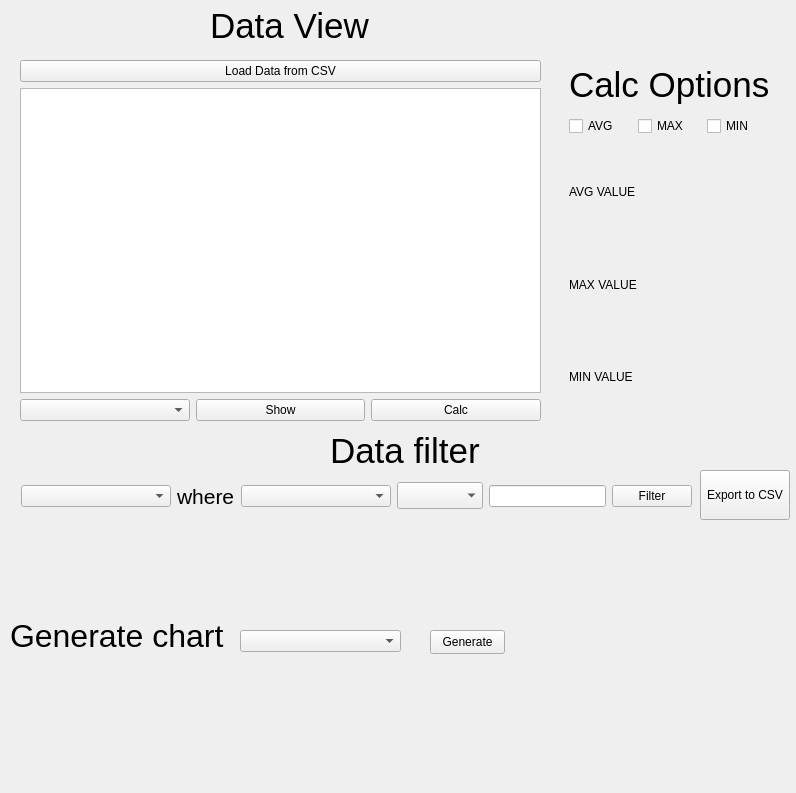
The window that Qt_Designer/mainwindow.ui (bb305496/CSV_Weather_Dashboard) describes before a commit, drawn with Qt 5.
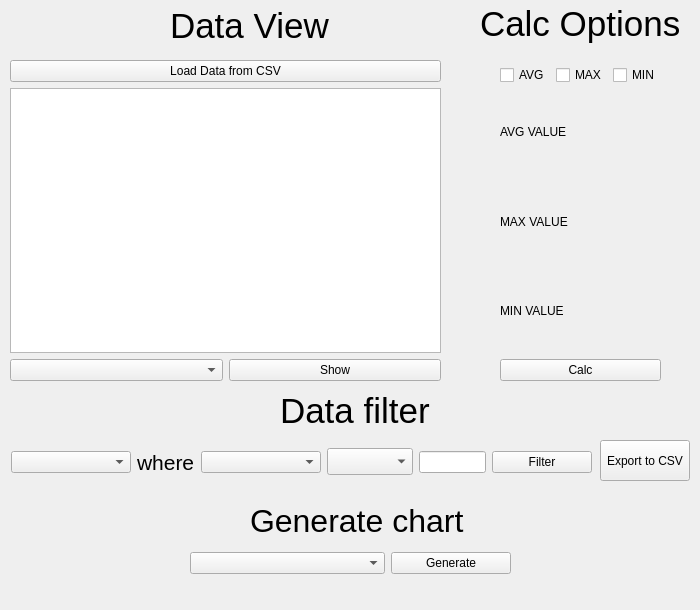
The same window after the commit.

The edit to the form file:
```diff
--- a/Qt_Designer/mainwindow.ui
+++ b/Qt_Designer/mainwindow.ui
@@ -6,10 +6,22 @@
    <rect>
     <x>0</x>
     <y>0</y>
-    <width>796</width>
-    <height>793</height>
+    <width>700</width>
+    <height>610</height>
    </rect>
   </property>
+  <property name="minimumSize">
+   <size>
+    <width>700</width>
+    <height>610</height>
+   </size>
+  </property>
+  <property name="maximumSize">
+   <size>
+    <width>700</width>
+    <height>610</height>
+   </size>
+  </property>
   <property name="windowTitle">
    <string>MainWindow</string>
   </property>
@@ -17,10 +29,10 @@
    <widget class="QWidget" name="layoutWidget">
     <property name="geometry">
      <rect>
-      <x>20</x>
+      <x>10</x>
       <y>60</y>
-      <width>521</width>
-      <height>361</height>
+      <width>431</width>
+      <height>321</height>
      </rect>
     </property>
     <layout class="QVBoxLayout" name="verticalLayout_2">
@@ -54,122 +66,17 @@
          </property>
         </widget>
        </item>
-       <item>
-        <widget class="QPushButton" name="calcButton">
-         <property name="text">
-          <string>Calc</string>
-         </property>
-        </widget>
-       </item>
       </layout>
      </item>
     </layout>
    </widget>
-   <widget class="QWidget" name="layoutWidget">
-    <property name="geometry">
-     <rect>
-      <x>569</x>
-      <y>59</y>
-      <width>201</width>
-      <height>77</height>
-     </rect>
-    </property>
-    <layout class="QVBoxLayout" name="verticalLayout_3">
-     <item>
-      <widget class="QLabel" name="calcOption">
-       <property name="enabled">
-        <bool>true</bool>
-       </property>
-       <property name="font">
-        <font>
-         <pointsize>26</pointsize>
-        </font>
-       </property>
-       <property name="text">
-        <string>Calc Options</string>
-       </property>
-       <property name="textFormat">
-        <enum>Qt::TextFormat::AutoText</enum>
-       </property>
-      </widget>
-     </item>
-     <item>
-      <layout class="QHBoxLayout" name="horizontalLayout_2">
-       <item>
-        <widget class="QCheckBox" name="AVGCheckBox">
-         <property name="text">
-          <string>AVG</string>
-         </property>
-        </widget>
-       </item>
-       <item>
-        <widget class="QCheckBox" name="MAXCheckBox">
-         <property name="text">
-          <string>MAX</string>
-         </property>
-        </widget>
-       </item>
-       <item>
-        <widget class="QCheckBox" name="MINCheckBox">
-         <property name="text">
-          <string>MIN</string>
-         </property>
-        </widget>
-       </item>
-      </layout>
-     </item>
-    </layout>
-   </widget>
-   <widget class="QWidget" name="layoutWidget">
-    <property name="geometry">
-     <rect>
-      <x>569</x>
-      <y>149</y>
-      <width>201</width>
-      <height>271</height>
-     </rect>
-    </property>
-    <layout class="QVBoxLayout" name="verticalLayout_4">
-     <item>
-      <widget class="QLabel" name="label">
-       <property name="text">
-        <string>AVG VALUE</string>
-       </property>
-      </widget>
-     </item>
-     <item>
-      <widget class="QLabel" name="label_2">
-       <property name="text">
-        <string>MAX VALUE</string>
-       </property>
-      </widget>
-     </item>
-     <item>
-      <widget class="QLabel" name="label_3">
-       <property name="text">
-        <string>MIN VALUE</string>
-       </property>
-      </widget>
-     </item>
-    </layout>
-   </widget>
-   <widget class="QComboBox" name="comboBox_2">
-    <property name="geometry">
-     <rect>
-      <x>240</x>
-      <y>630</y>
-      <width>161</width>
-      <height>22</height>
-     </rect>
-    </property>
-   </widget>
    <widget class="QLabel" name="label_4">
     <property name="geometry">
      <rect>
-      <x>10</x>
-      <y>590</y>
+      <x>250</x>
+      <y>500</y>
       <width>221</width>
-      <height>91</height>
+      <height>41</height>
      </rect>
     </property>
     <property name="font">
@@ -181,24 +88,11 @@
      <string>Generate chart</string>
     </property>
    </widget>
-   <widget class="QPushButton" name="generateButton">
-    <property name="geometry">
-     <rect>
-      <x>430</x>
-      <y>630</y>
-      <width>75</width>
-      <height>24</height>
-     </rect>
-    </property>
-    <property name="text">
-     <string>Generate</string>
-    </property>
-   </widget>
    <widget class="QLabel" name="label_6">
     <property name="geometry">
      <rect>
-      <x>330</x>
-      <y>430</y>
+      <x>280</x>
+      <y>390</y>
       <width>161</width>
       <height>41</height>
      </rect>
@@ -215,7 +109,7 @@
    <widget class="QLabel" name="label_7">
     <property name="geometry">
      <rect>
-      <x>210</x>
+      <x>170</x>
       <y>10</y>
       <width>161</width>
       <height>31</height>
@@ -233,10 +127,10 @@
    <widget class="QPushButton" name="exportCSVButton">
     <property name="geometry">
      <rect>
-      <x>700</x>
-      <y>470</y>
+      <x>600</x>
+      <y>440</y>
       <width>90</width>
-      <height>50</height>
+      <height>41</height>
      </rect>
     </property>
     <property name="minimumSize">
@@ -258,10 +152,10 @@
    <widget class="QWidget" name="layoutWidget">
     <property name="geometry">
      <rect>
-      <x>21</x>
-      <y>481</y>
-      <width>671</width>
-      <height>30</height>
+      <x>11</x>
+      <y>441</y>
+      <width>581</width>
+      <height>42</height>
      </rect>
     </property>
     <layout class="QHBoxLayout" name="horizontalLayout_3">
@@ -269,7 +163,7 @@
       <widget class="QComboBox" name="comboBox_3">
        <property name="minimumSize">
         <size>
-         <width>150</width>
+         <width>120</width>
          <height>0</height>
         </size>
        </property>
@@ -291,7 +185,7 @@
       <widget class="QComboBox" name="comboBox_4">
        <property name="minimumSize">
         <size>
-         <width>150</width>
+         <width>120</width>
          <height>0</height>
         </size>
        </property>
@@ -301,7 +195,7 @@
       <widget class="QComboBox" name="comboBox_5">
        <property name="minimumSize">
         <size>
-         <width>40</width>
+         <width>0</width>
          <height>0</height>
         </size>
        </property>
@@ -317,6 +211,12 @@
      </item>
      <item>
       <widget class="QPushButton" name="Filter1Button">
+       <property name="minimumSize">
+        <size>
+         <width>100</width>
+         <height>0</height>
+        </size>
+       </property>
        <property name="text">
         <string>Filter</string>
        </property>
@@ -324,6 +224,135 @@
      </item>
     </layout>
    </widget>
+   <widget class="QLabel" name="calcOption">
+    <property name="enabled">
+     <bool>true</bool>
+    </property>
+    <property name="geometry">
+     <rect>
+      <x>480</x>
+      <y>0</y>
+      <width>201</width>
+      <height>47</height>
+     </rect>
+    </property>
+    <property name="font">
+     <font>
+      <pointsize>26</pointsize>
+     </font>
+    </property>
+    <property name="text">
+     <string>Calc Options</string>
+    </property>
+    <property name="textFormat">
+     <enum>Qt::TextFormat::AutoText</enum>
+    </property>
+   </widget>
+   <widget class="QWidget" name="">
+    <property name="geometry">
+     <rect>
+      <x>500</x>
+      <y>60</y>
+      <width>161</width>
+      <height>31</height>
+     </rect>
+    </property>
+    <layout class="QHBoxLayout" name="horizontalLayout_2">
+     <item>
+      <widget class="QCheckBox" name="AVGCheckBox">
+       <property name="text">
+        <string>AVG</string>
+       </property>
+      </widget>
+     </item>
+     <item>
+      <widget class="QCheckBox" name="MAXCheckBox">
+       <property name="text">
+        <string>MAX</string>
+       </property>
+      </widget>
+     </item>
+     <item>
+      <widget class="QCheckBox" name="MINCheckBox">
+       <property name="text">
+        <string>MIN</string>
+       </property>
+      </widget>
+     </item>
+    </layout>
+   </widget>
+   <widget class="QWidget" name="">
+    <property name="geometry">
+     <rect>
+      <x>500</x>
+      <y>90</y>
+      <width>161</width>
+      <height>291</height>
+     </rect>
+    </property>
+    <layout class="QVBoxLayout" name="verticalLayout_3">
+     <item>
+      <layout class="QVBoxLayout" name="verticalLayout_4">
+       <item>
+        <widget class="QLabel" name="label">
+         <property name="text">
+          <string>AVG VALUE</string>
+         </property>
+        </widget>
+       </item>
+       <item>
+        <widget class="QLabel" name="label_2">
+         <property name="text">
+          <string>MAX VALUE</string>
+         </property>
+        </widget>
+       </item>
+       <item>
+        <widget class="QLabel" name="label_3">
+         <property name="text">
+          <string>MIN VALUE</string>
+         </property>
+        </widget>
+       </item>
+      </layout>
+     </item>
+     <item>
+      <widget class="QPushButton" name="calcButton">
+       <property name="text">
+        <string>Calc</string>
+       </property>
+      </widget>
+     </item>
+    </layout>
+   </widget>
+   <widget class="QWidget" name="">
+    <property name="geometry">
+     <rect>
+      <x>190</x>
+      <y>550</y>
+      <width>321</width>
+      <height>26</height>
+     </rect>
+    </property>
+    <layout class="QHBoxLayout" name="horizontalLayout_4">
+     <item>
+      <widget class="QComboBox" name="comboBox_2"/>
+     </item>
+     <item>
+      <widget class="QPushButton" name="generateButton">
+       <property name="maximumSize">
+        <size>
+         <width>120</width>
+         <height>16777215</height>
+        </size>
+       </property>
+       <property name="text">
+        <string>Generate</string>
+       </property>
+      </widget>
+     </item>
+    </layout>
+   </widget>
   </widget>
   <widget class="QMenuBar" name="menubar">
    <property name="geometry">
```
Left out of the diff: 2 changed lines with no effect on the pictures.
